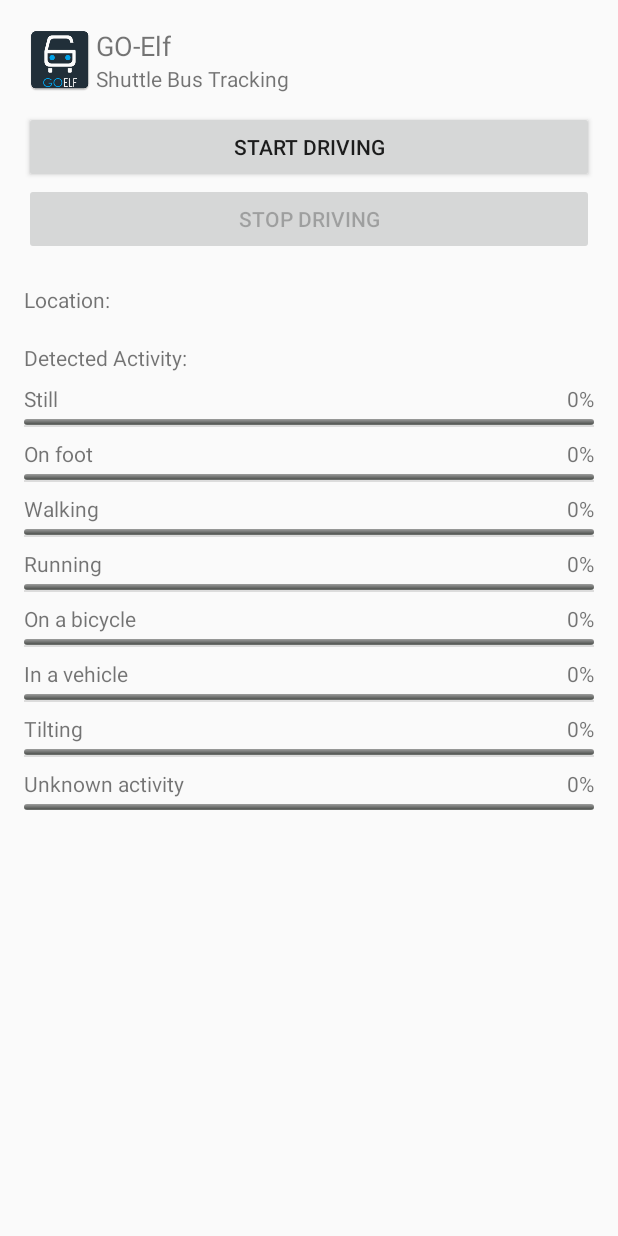
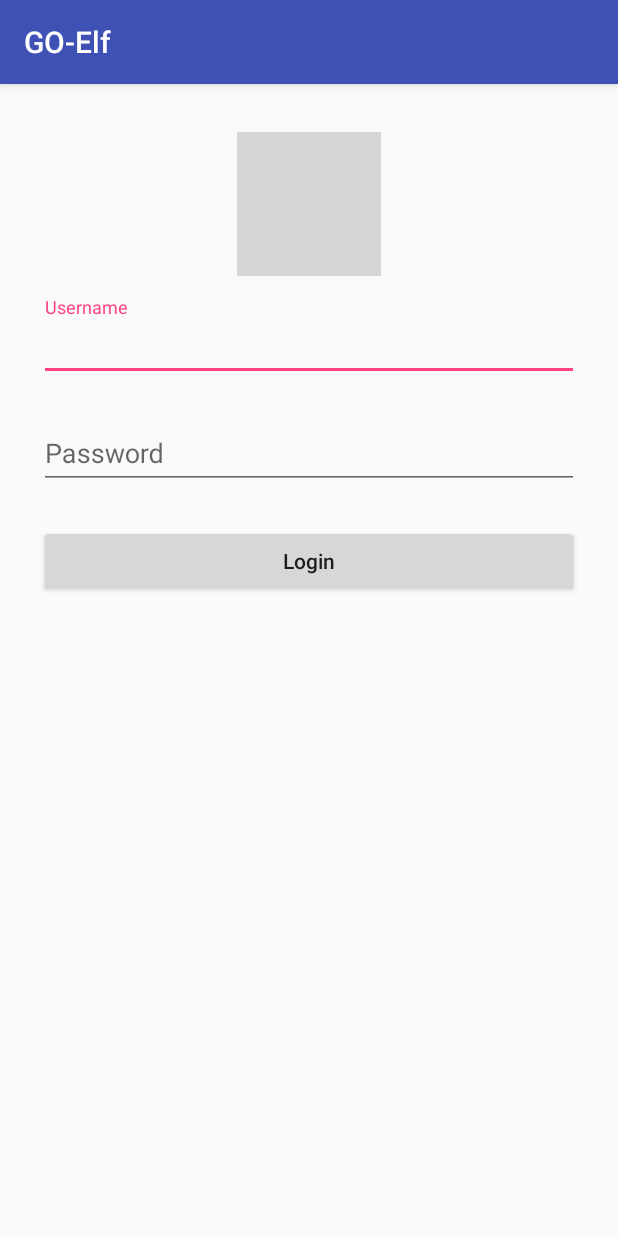
Before and after one commit to imamsulthon/LocationAndActivityTrack, an Android app: the screen it shows after launch (MainActivity before the commit, LoginActivity after it), on a phone screen of 412 x 824 dp. Run offline under Robolectric (Android 15) with nearby library versions, the phone set to English and light mode, and no system bars; libraries missing offline, so code that uses them is left out: org.eclipse.paho; grey boxes are pictures that could not be loaded.

Commit message:
adding login and logout process. fixing after login state

```diff
--- a/app/src/main/AndroidManifest.xml
+++ b/app/src/main/AndroidManifest.xml
@@ -17,7 +17,7 @@
         android:theme="@style/AppTheme">
         <activity android:name=".MainActivity">
             <intent-filter>
-                <category android:name="android.intent.category.DEFAULT"/>
+                <category android:name="android.intent.category.DEFAULT" />
             </intent-filter>
         </activity>
 
@@ -44,6 +44,9 @@
                 <category android:name="android.intent.category.LAUNCHER" />
             </intent-filter>
         </activity>
+        <activity android:name=".LoginActivity">
+
+        </activity>
     </application>
 
 </manifest>
--- a/app/src/main/java/com/google/android/gms/location/sample/locationupdatespendingintent/Constants.java
+++ b/app/src/main/java/com/google/android/gms/location/sample/locationupdatespendingintent/Constants.java
@@ -33,11 +33,11 @@ public class Constants {
     //public static final String PUBLISH_TOPIC = "test";
 
     // Elf 1
-//    public static final String USERNAME = "vc7XV9yojXt1NxwPv423";
-//    public static final String PASSWORD = "";
+    public static final String USERNAME_elf_1 = "vc7XV9yojXt1NxwPv423";
+    public static final String PASSWORD_elf_1 = "";
 
 //    elf2
-    public static final String USERNAME = "kxrs3W3C1z1wi7BAGw5W";
-    public static final String PASSWORD = "";
+    public static final String USERNAME_elf_2 = "kxrs3W3C1z1wi7BAGw5W";
+    public static final String PASSWORD_elf_2 = "";
 
 }
--- a/app/src/main/java/com/google/android/gms/location/sample/locationupdatespendingintent/DetectedActivitiesIntentService.java
+++ b/app/src/main/java/com/google/android/gms/location/sample/locationupdatespendingintent/DetectedActivitiesIntentService.java
@@ -55,8 +55,8 @@ public class DetectedActivitiesIntentService extends IntentService implements IM
         client = pahoMqttClient.getMqttClient(getApplicationContext(), Constants.MQTT_BROKER_URL,clientId);
 
         MqttConnectOptions options = new MqttConnectOptions();
-        options.setUserName(Constants.USERNAME);
-        options.setPassword(Constants.PASSWORD.toCharArray());
+        options.setUserName(Utils.getUsername(getApplicationContext()));
+        options.setPassword(Utils.getPassword(getApplicationContext()).toCharArray());
         options.setAutomaticReconnect(true);
 
         try {
--- a/app/src/main/java/com/google/android/gms/location/sample/locationupdatespendingintent/LocationUpdatesIntentService.java
+++ b/app/src/main/java/com/google/android/gms/location/sample/locationupdatespendingintent/LocationUpdatesIntentService.java
@@ -77,8 +77,8 @@ public class LocationUpdatesIntentService extends IntentService implements IMqtt
         client = pahoMqttClient.getMqttClient(getApplicationContext(), Constants.MQTT_BROKER_URL,clientId);
 
         MqttConnectOptions options = new MqttConnectOptions();
-        options.setUserName(Constants.USERNAME);
-        options.setPassword(Constants.PASSWORD.toCharArray());
+        options.setUserName(Utils.getUsername(getApplicationContext()));
+        options.setPassword(Utils.getPassword(getApplicationContext()).toCharArray());
         options.setAutomaticReconnect(true);
 
         try {
--- /dev/null
+++ b/app/src/main/java/com/google/android/gms/location/sample/locationupdatespendingintent/LoginActivity.java
@@ -0,0 +1,66 @@
+package com.google.android.gms.location.sample.locationupdatespendingintent;
+
+import android.content.Intent;
+import android.support.v7.app.AppCompatActivity;
+import android.os.Bundle;
+import android.view.View;
+import android.view.Window;
+import android.widget.Button;
+import android.widget.EditText;
+import android.widget.Toast;
+
+public class LoginActivity extends AppCompatActivity {
+
+    String user_1 = "driver1";
+    String user_2 = "driver2";
+    String password_1 = "goelf1";
+    String password_2 = "goelf2";
+
+    @Override
+    protected void onCreate(Bundle savedInstanceState) {
+        super.onCreate(savedInstanceState);
+        this.requestWindowFeature(Window.FEATURE_NO_TITLE);
+        setContentView(R.layout.activity_login);
+
+        final EditText inputUserName = findViewById(R.id.input_username);
+        final EditText inputPassword = findViewById(R.id.input_password);
+        Button loginButton = findViewById(R.id.btn_login);
+
+        loginButton.setOnClickListener(new View.OnClickListener() {
+            @Override
+            public void onClick(View view) {
+
+                String username = inputUserName.getText().toString();
+                String password = inputPassword.getText().toString();
+
+                if (!username.isEmpty() && !password.isEmpty()) {
+                    if (validate(username, password)) {
+                        Intent intent = new Intent(LoginActivity.this, MainActivity.class);
+                        intent.addFlags(Intent.FLAG_ACTIVITY_CLEAR_TOP);
+                        startActivity(intent);
+                        Utils.setLoggedIn(getApplicationContext(), true);
+                        Utils.setFirstLoginState(getApplicationContext(), true);
+                        LoginActivity.this.finish();
+                    }
+                } else {
+                    Toast.makeText(getApplicationContext(), "username & password harus diisi", Toast.LENGTH_SHORT).show();
+                }
+            }
+        });
+    }
+
+    boolean validate(String username, String password) {
+        if (username.equals(user_1) && password.equals(password_1)) {
+            Toast.makeText(this, "You are Loggin as Driver 1", Toast.LENGTH_LONG).show();
+            Utils.setUsername(this, 1);
+            return true;
+        } else if (username.equals(user_2) && password.equals(password_2)) {
+            Toast.makeText(this, "You are Loggin as Driver 2", Toast.LENGTH_LONG).show();
+            Utils.setUsername(this,2 );
+            return true;
+        } else {
+            Toast.makeText(this, "username & password anda salah", Toast.LENGTH_SHORT).show();
+            return false;
+        }
+    }
+}
--- a/app/src/main/java/com/google/android/gms/location/sample/locationupdatespendingintent/SplashScreenActivity.java
+++ b/app/src/main/java/com/google/android/gms/location/sample/locationupdatespendingintent/SplashScreenActivity.java
@@ -9,18 +9,27 @@ import android.view.Window;
 
 public class SplashScreenActivity extends AppCompatActivity {
 
+    boolean isLogin;
+
     @Override
     protected void onCreate(Bundle savedInstanceState) {
         super.onCreate(savedInstanceState);
         this.requestWindowFeature(Window.FEATURE_NO_TITLE);
         setContentView(R.layout.activity_splash_screen);
 
+        isLogin = Utils.getLoggedIn(this);
+
         final Handler handler = new Handler();
         handler.postDelayed(new Runnable() {
             @Override
             public void run() {
-                startActivity(new Intent(getApplicationContext(), MainActivity.class));
-                finish();
+                if (isLogin) {
+                    startActivity(new Intent(getApplicationContext(), MainActivity.class));
+                    finish();
+                } else {
+                    startActivity(new Intent(getApplicationContext(), LoginActivity.class));
+                    finish();
+                }
             }
         }, 2000L);
     }
--- /dev/null
+++ b/app/src/main/res/layout/activity_login.xml
@@ -0,0 +1,68 @@
+<?xml version="1.0" encoding="utf-8"?>
+<LinearLayout xmlns:android="http://schemas.android.com/apk/res/android"
+    xmlns:app="http://schemas.android.com/apk/res-auto"
+    xmlns:tools="http://schemas.android.com/tools"
+    android:layout_width="match_parent"
+    android:layout_height="match_parent"
+    android:layout_margin="16dp"
+    style="@style/Theme.AppCompat.NoActionBar"
+    tools:context=".LoginActivity">
+
+    <LinearLayout
+        android:layout_width="match_parent"
+        android:layout_height="match_parent"
+        android:layout_margin="10dp"
+        android:orientation="vertical">
+
+        <ImageView
+            android:layout_width="wrap_content"
+            android:layout_height="wrap_content"
+            android:src="@mipmap/ic_launcher_foreground"
+            android:layout_margin="6dp"
+            android:layout_gravity="center_horizontal"/>
+
+        <!-- Email Label -->
+        <android.support.design.widget.TextInputLayout
+            android:layout_width="match_parent"
+            android:layout_height="wrap_content"
+            android:layout_marginTop="8dp"
+            android:layout_marginBottom="8dp">
+
+            <EditText
+                android:id="@+id/input_username"
+                android:layout_width="match_parent"
+                android:layout_height="wrap_content"
+                android:inputType="text"
+                android:hint="Username" />
+
+        </android.support.design.widget.TextInputLayout>
+
+        <!-- Password Label -->
+        <android.support.design.widget.TextInputLayout
+            android:layout_width="match_parent"
+            android:layout_height="wrap_content"
+            android:layout_marginTop="8dp"
+            android:layout_marginBottom="8dp">
+
+            <EditText
+                android:id="@+id/input_password"
+                android:layout_width="match_parent"
+                android:layout_height="wrap_content"
+                android:inputType="textPassword"
+                android:hint="Password"/>
+
+        </android.support.design.widget.TextInputLayout>
+
+        <android.support.v7.widget.AppCompatButton
+            android:id="@+id/btn_login"
+            android:layout_width="fill_parent"
+            android:layout_height="wrap_content"
+            android:layout_marginTop="16dp"
+            android:layout_marginBottom="16dp"
+            android:padding="12dp"
+            android:text="Login"
+            android:textAllCaps="false"/>
+
+    </LinearLayout>
+
+</LinearLayout>
```
Also changed, not shown: app/src/main/java/com/google/android/gms/location/sample/locationupdatespendingintent/MainActivity.java (+84 -1 lines), app/src/main/java/com/google/android/gms/location/sample/locationupdatespendingintent/MyApps.java (added, +7 -0 lines), app/src/main/java/com/google/android/gms/location/sample/locationupdatespendingintent/Utils.java (+63 -5 lines), app/src/main/res/layout/activity_main.xml (+8 -0 lines).
